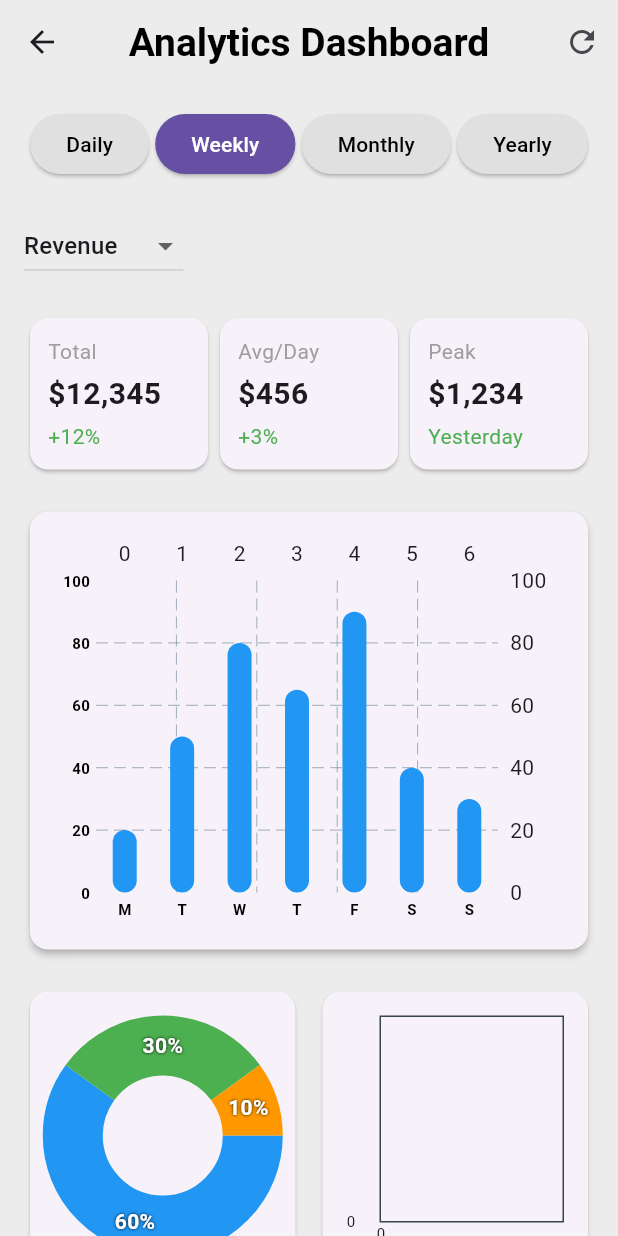
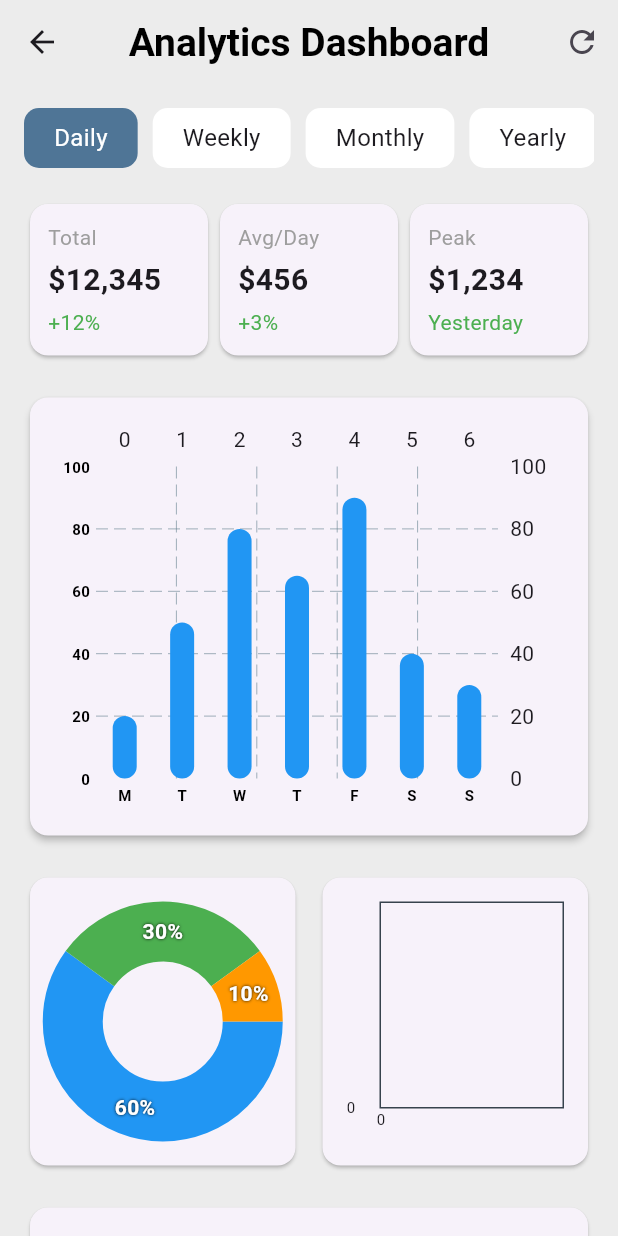
Before and after one commit to AbdelazizMohamed-GitHub/shop_sphere_dashboard, a Flutter app: the AnalyticsScreen screen opened directly, on a phone screen of 412 x 824 dp. Run offline on Flutter 3.47's test engine with Material 3 defaults, Android fonts, the light colour scheme and no system bars; drawn by our look-alikes of fl_chart; our stand-ins replace cloud_firestore, dartz, firebase_core, flutter_bloc, get_it, image_picker and 1 more; accounts and stored records are empty; project files that could hold a hidden picture were left out.

Commit message:
Refactor AnalyticsScreen

```diff
--- a/lib/core/utils/screens_list.dart
+++ b/lib/core/utils/screens_list.dart
@@ -15,12 +15,7 @@ List<PaymentMethodModel> paymentMethod = [
   PaymentMethodModel(title: "Cash on delivery", imagePath: AppImages.payCash),
   PaymentMethodModel(title: "Paypal", imagePath: AppImages.paypal),
 ];
-List orderStauts = [
-  'Pending',
-  'Delivered',
-  'Processing',
-  'Cancelled',
-];
+List orderStauts = ['Pending', 'Delivered', 'Processing', 'Cancelled'];
 
 class PaymentMethodModel {
   final String title;
@@ -39,3 +34,4 @@ List category = [
   "Automotive  ",
   "Books ",
 ];
+List timeRange = ["Daily", "Weekly", "Monthly", "Yearly"];
--- a/lib/features/presention/view/screen/analytics_screen.dart
+++ b/lib/features/presention/view/screen/analytics_screen.dart
@@ -1,7 +1,10 @@
 import 'package:flutter/material.dart';
 import 'package:fl_chart/fl_chart.dart';
+import 'package:shop_sphere_dashboard/core/utils/app_styles.dart';
+import 'package:shop_sphere_dashboard/core/utils/screens_list.dart';
 import 'package:shop_sphere_dashboard/features/presention/view/screen/custom_main_chart.dart';
 import 'package:shop_sphere_dashboard/features/presention/view/widget/custom_data_table.dart';
+import 'package:shop_sphere_dashboard/features/presention/view/widget/custom_time_range.dart';
 
 class AnalyticsScreen extends StatefulWidget {
   @override
@@ -28,22 +31,17 @@ class _AnalyticsScreenState extends State<AnalyticsScreen> {
           crossAxisAlignment: CrossAxisAlignment.start,
           children: [
             // Time range selector
-            _buildTimeRangeSelector(),
+            SizedBox(height: 40, child: CustomTimeRange()),
             SizedBox(height: 20),
 
             // Metric selector
-            _buildMetricSelector(),
-            SizedBox(height: 20),
 
             // Summary cards
             _buildSummaryCards(),
             SizedBox(height: 20),
 
             // Main chart
-            Container(
-              height: 300,
-              child: CustomMainChart(),
-            ),
+            Container(height: 300, child: CustomMainChart()),
             SizedBox(height: 20),
 
             // Secondary charts row
@@ -55,49 +53,6 @@ class _AnalyticsScreenState extends State<AnalyticsScreen> {
           ],
         ),
       ),
-    );
-  }
-
-  Widget _buildTimeRangeSelector() {
-    return Row(
-      mainAxisAlignment: MainAxisAlignment.spaceEvenly,
-      children: [
-        _buildTimeRangeButton('Daily'),
-        _buildTimeRangeButton('Weekly'),
-        _buildTimeRangeButton('Monthly'),
-        _buildTimeRangeButton('Yearly'),
-      ],
-    );
-  }
-
-  Widget _buildTimeRangeButton(String range) {
-    return ElevatedButton(
-      style: ElevatedButton.styleFrom(
-        foregroundColor: _selectedTimeRange == range ? Colors.white : Colors.black, backgroundColor: _selectedTimeRange == range ? Theme.of(context).primaryColor : Colors.grey[300],
-      ),
-      onPressed: () {
-        setState(() {
-          _selectedTimeRange = range;
-        });
-      },
-      child: Text(range),
-    );
-  }
-
-  Widget _buildMetricSelector() {
-    return DropdownButton<String>(
-      value: _selectedMetric,
-      items: ['Revenue', 'Users', 'Sessions', 'Conversion'].map((String value) {
-        return DropdownMenuItem<String>(
-          value: value,
-          child: Text(value),
-        );
-      }).toList(),
-      onChanged: (newValue) {
-        setState(() {
-          _selectedMetric = newValue!;
-        });
-      },
     );
   }
 
@@ -121,7 +76,10 @@ class _AnalyticsScreenState extends State<AnalyticsScreen> {
             children: [
               Text(title, style: TextStyle(color: Colors.grey)),
               SizedBox(height: 4),
-              Text(value, style: TextStyle(fontSize: 20, fontWeight: FontWeight.bold)),
+              Text(
+                value,
+                style: TextStyle(fontSize: 20, fontWeight: FontWeight.bold),
+              ),
               SizedBox(height: 4),
               Text(subtitle, style: TextStyle(color: Colors.green)),
             ],
@@ -130,8 +88,6 @@ class _AnalyticsScreenState extends State<AnalyticsScreen> {
       ),
     );
   }
-
-
 
   Widget _buildSecondaryCharts() {
     return Row(
@@ -153,8 +109,10 @@ class _AnalyticsScreenState extends State<AnalyticsScreen> {
                             _touchedIndex = -1;
                             return;
                           }
-                          _touchedIndex = pieTouchResponse
-                              .touchedSection!.touchedSectionIndex;
+                          _touchedIndex =
+                              pieTouchResponse
+                                  .touchedSection!
+                                  .touchedSectionIndex;
                         });
                       },
                     ),
@@ -211,18 +169,18 @@ class _AnalyticsScreenState extends State<AnalyticsScreen> {
                     ),
                     borderData: FlBorderData(
                       show: true,
-                      border: Border.all(color: const Color(0xff37434d), width: 1),
-
-
+                      border: Border.all(
+                        color: const Color(0xff37434d),
+                        width: 1,
+                      ),
+                    ),
+                  ),
+                ),
+              ),
             ),
           ),
         ),
-      ),
-    )
-    )
-    )
-    ],
-
+      ],
     );
   }
 
@@ -279,12 +237,10 @@ class _AnalyticsScreenState extends State<AnalyticsScreen> {
     });
   }
 
-
-
   void _refreshData() {
     // Implement data refresh logic here
-    ScaffoldMessenger.of(context).showSnackBar(
-      SnackBar(content: Text('Refreshing data...')),
-    );
+    ScaffoldMessenger.of(
+      context,
+    ).showSnackBar(SnackBar(content: Text('Refreshing data...')));
   }
 }
--- /dev/null
+++ b/lib/features/presention/view/widget/custom_time_range.dart
@@ -0,0 +1,55 @@
+import 'package:flutter/material.dart';
+import 'package:shop_sphere_dashboard/core/utils/app_color.dart';
+import 'package:shop_sphere_dashboard/core/utils/app_styles.dart';
+import 'package:shop_sphere_dashboard/core/utils/screens_list.dart';
+
+class CustomTimeRange extends StatefulWidget {
+  const CustomTimeRange({super.key});
+
+  @override
+  State<CustomTimeRange> createState() => _CustomTimeRangeState();
+}
+
+class _CustomTimeRangeState extends State<CustomTimeRange> {
+  int selectedIndex = 0;
+  @override
+  Widget build(BuildContext context) {
+    return ListView.separated(
+      padding: EdgeInsets.zero,
+      shrinkWrap: true,
+      scrollDirection: Axis.horizontal,
+      itemCount: timeRange.length,
+      separatorBuilder: (BuildContext context, int index) {
+        return SizedBox(width: 10);
+      },
+      itemBuilder: (BuildContext context, int index) {
+        return InkWell(
+          onTap: () {
+            setState(() {
+              selectedIndex = index;
+            });
+          },
+          child: Container(
+            decoration: BoxDecoration(
+              borderRadius: BorderRadius.circular(10),
+              color:
+                  selectedIndex == index
+                      ? AppColors.primaryColor
+                      : Colors.white,
+            ),
+            alignment: Alignment.center,
+            padding: EdgeInsets.symmetric(horizontal: 20.0),
+
+            child: Text(
+              "${timeRange[index]}",
+              style:
+                  selectedIndex == index
+                      ? AppStyles.text16Regular.copyWith(color: Colors.white)
+                      : AppStyles.text16Regular,
+            ),
+          ),
+        );
+      },
+    );
+  }
+}
--- a/lib/main.dart
+++ b/lib/main.dart
@@ -1,17 +1,10 @@
 import 'package:firebase_core/firebase_core.dart';
 import 'package:flutter/material.dart';
-import 'package:flutter_bloc/flutter_bloc.dart';
-import 'package:shop_sphere_dashboard/core/service/firestore_service.dart';
 import 'package:shop_sphere_dashboard/core/service/setuplocator.dart';
 import 'package:shop_sphere_dashboard/core/utils/app_color.dart';
 import 'package:shop_sphere_dashboard/core/utils/app_key.dart';
 import 'package:shop_sphere_dashboard/core/utils/app_styles.dart';
-import 'package:shop_sphere_dashboard/features/data/repo_impl/product_repo_impl.dart';
-import 'package:shop_sphere_dashboard/features/presention/view/controller/product_cubit/product_cubit.dart';
-import 'package:shop_sphere_dashboard/features/presention/view/screen/add_product_screen.dart';
-import 'package:shop_sphere_dashboard/features/presention/view/screen/main_screen.dart';
-import 'package:shop_sphere_dashboard/features/presention/view/screen/order_screen.dart';
-import 'package:shop_sphere_dashboard/features/presention/view/screen/process_order_screen.dart';
+import 'package:shop_sphere_dashboard/features/presention/view/screen/analytics_screen.dart';
 import 'package:shop_sphere_dashboard/firebase_options.dart';
 import 'package:supabase_flutter/supabase_flutter.dart';
 
@@ -41,7 +34,7 @@ class MyApp extends StatelessWidget {
           titleTextStyle: AppStyles.text26BoldBlack,
         ),
       ),
-      home: MainScreen(),
+      home: AnalyticsScreen(),
     );
   }
 }
```
